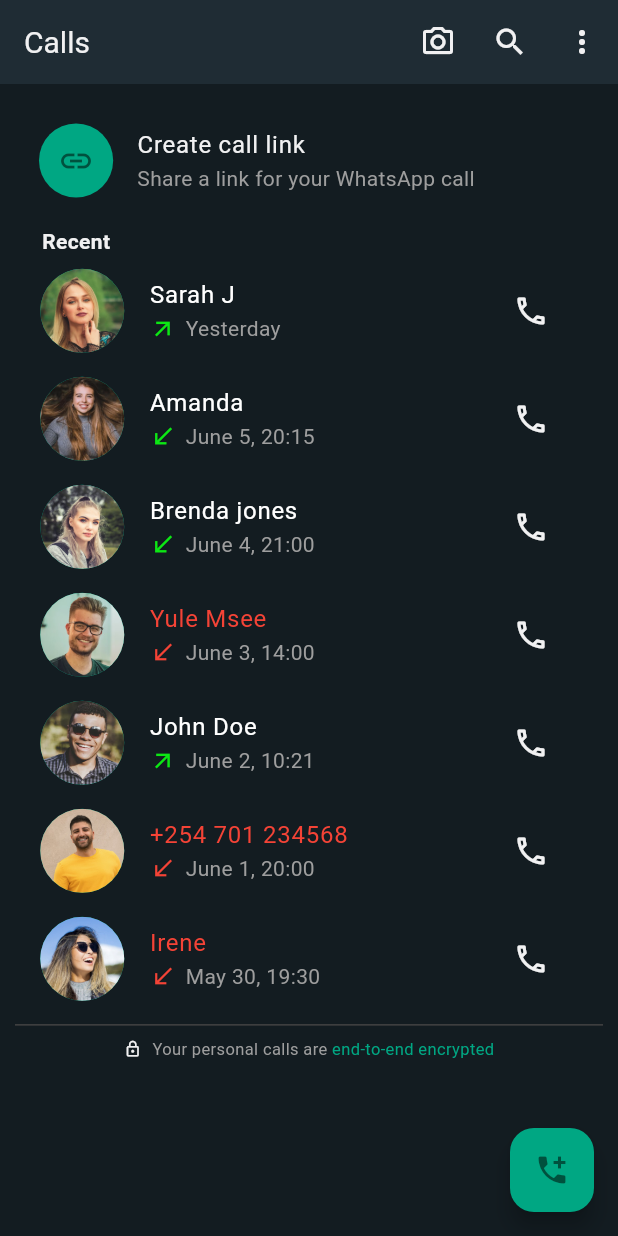
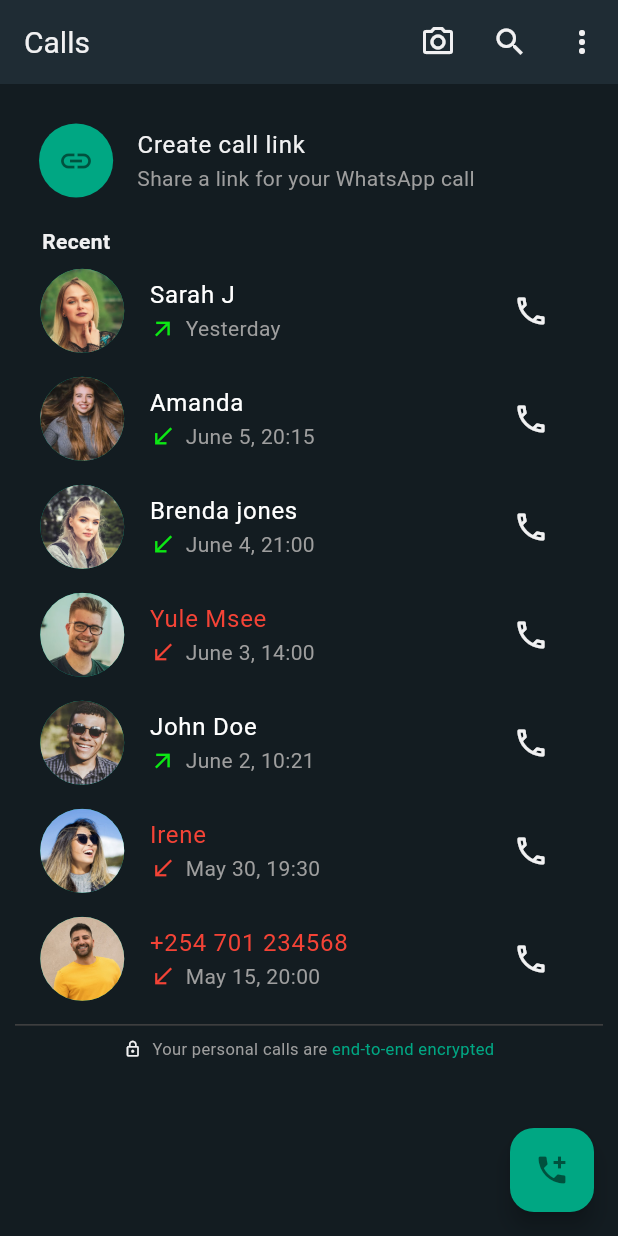
Before and after one commit to morikeli/whatsapp-clone, a Flutter app: the CallsScreen screen opened directly, on a phone screen of 412 x 824 dp. Run offline on Flutter 3.47's test engine with Material 3 defaults, Android fonts, the phone set to English and light mode, and no system bars; our stand-ins replace country_picker.

Commit message:
updated time stamp incall record

```diff
--- a/lib/screens/calls/components/widgets/call_history.dart
+++ b/lib/screens/calls/components/widgets/call_history.dart
@@ -48,15 +48,15 @@ class CallHistory extends StatelessWidget {
           usernameColor: Colors.white,
         ),
         CallRecordTile(
-          username: '+254 701 234568',
-          profilePicture: 'assets/img/dps/6.jpg',
-          timeStamp: 'June 1, 20:00',
+          username: 'Irene',
+          profilePicture: 'assets/img/dps/5.jpg',
+          timeStamp: 'May 30, 19:30',
           recordIcon: Icons.call_received,
         ),
         CallRecordTile(
-          username: 'Irene',
-          profilePicture: 'assets/img/dps/5.jpg',
-          timeStamp: 'May 30, 19:30',
+          username: '+254 701 234568',
+          profilePicture: 'assets/img/dps/6.jpg',
+          timeStamp: 'May 15, 20:00',
           recordIcon: Icons.call_received,
         ),
       ],
```
